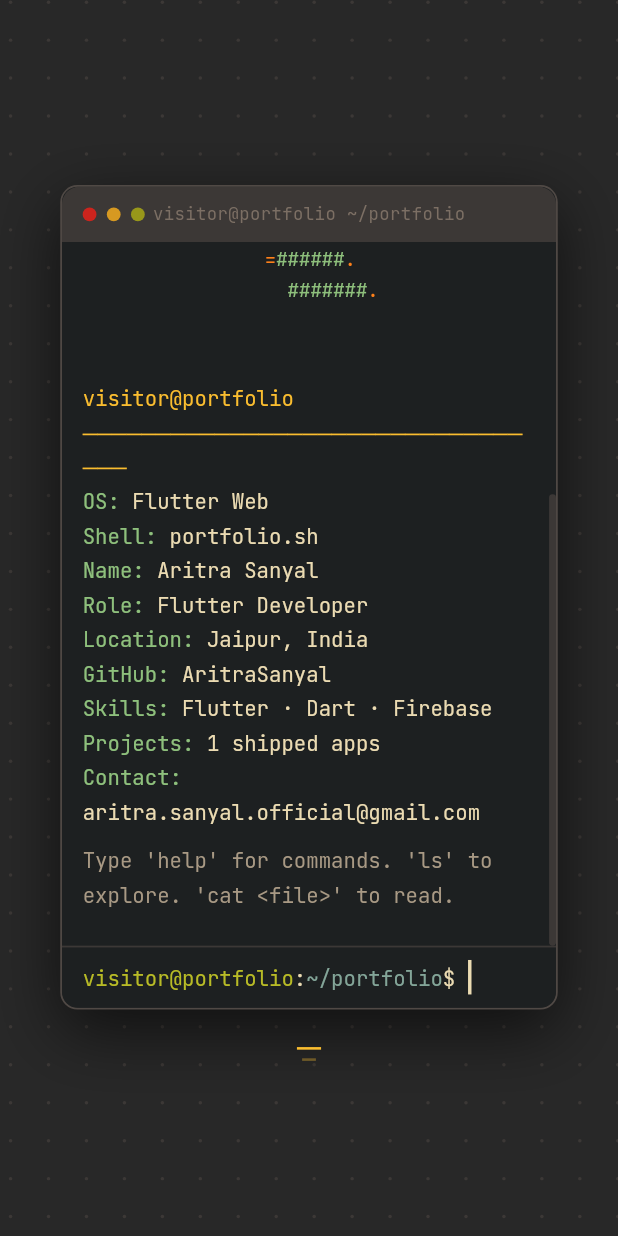
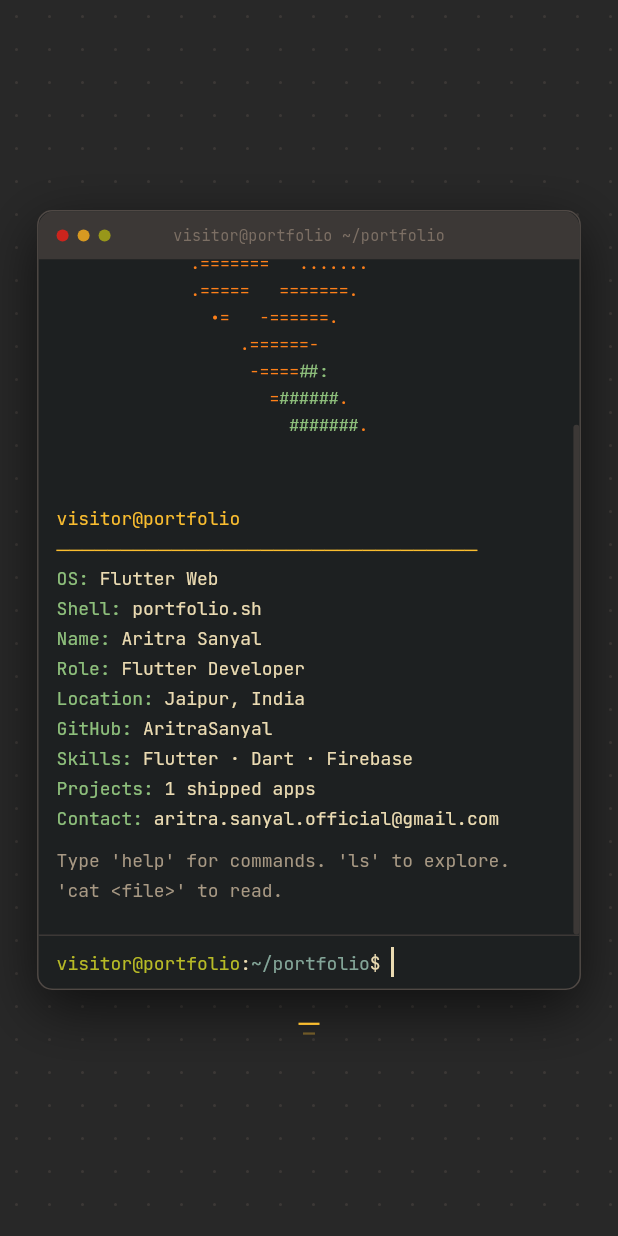
Before and after one commit to AritraSanyal/portfolio, a Flutter app: the screen it shows after launch, on a phone screen of 412 x 824 dp. Run offline on Flutter 3.47's test engine with Material 3 defaults, Android fonts, the phone set to English and light mode, and no system bars; our stand-ins replace google_fonts, web.

Commit message:
fixed alignment

```diff
--- a/lib/config/constants.dart
+++ b/lib/config/constants.dart
@@ -2,10 +2,10 @@ class TerminalConstants {
   TerminalConstants._();
 
   // Terminal dimensions
-  static const double terminalMaxWidth = 700;
-  static const double terminalMaxHeight = 620;
-  static const double terminalWidthRatio = 0.70;
-  static const double terminalHeightRatio = 0.58;
+  static const double terminalMaxWidth = 640;
+  static const double terminalMaxHeight = 520;
+  static const double terminalWidthRatio = 0.88;
+  static const double terminalHeightRatio = 0.80;
   static const double terminalMinWidth = 260;
   static const double terminalMinHeight = 260;
 
--- a/lib/config/text_styles.dart
+++ b/lib/config/text_styles.dart
@@ -40,16 +40,22 @@ class GruvboxText {
 
   static TextStyle tag() => GoogleFonts.jetBrainsMono(
         color: GruvboxColors.yellow,
-        fontSize: 10,
-        letterSpacing: 0.2,
+        fontSize: 11,
+        letterSpacing: 0.18,
         height: 1.65,
       );
 
   static TextStyle infoLabel() => GoogleFonts.jetBrainsMono(
         color: GruvboxColors.muted,
         fontSize: 10,
-        letterSpacing: 0.14,
+        letterSpacing: 0.18,
         height: 1.65,
+      );
+
+  static TextStyle description({double size = 12}) => GoogleFonts.jetBrainsMono(
+        color: GruvboxColors.faded,
+        fontSize: size,
+        height: 1.75,
       );
 
   static TextStyle infoValue({double? size}) => GoogleFonts.jetBrainsMono(
--- a/lib/features/portfolio/contact_card.dart
+++ b/lib/features/portfolio/contact_card.dart
@@ -20,8 +20,8 @@ class ContactCard extends StatelessWidget {
     return GestureDetector(
       onTap: url != null ? () => _launchUrl(url!) : null,
       child: Container(
-        constraints: const BoxConstraints(minWidth: 190),
-        padding: const EdgeInsets.all(14),
+        padding:
+            const EdgeInsets.only(top: 16, bottom: 16, left: 18, right: 18),
         decoration: BoxDecoration(
           color: GruvboxColors.bg,
           border: Border.all(color: GruvboxColors.overlay),
@@ -35,7 +35,9 @@ class ContactCard extends StatelessWidget {
             const SizedBox(height: 4),
             Text(
               value,
-              style: url != null ? GruvboxText.link() : GruvboxText.infoValue(),
+              style: url != null
+                  ? GruvboxText.link(size: 13)
+                  : GruvboxText.infoValue(size: 13),
             ),
           ],
         ),
--- a/lib/features/portfolio/portfolio_section.dart
+++ b/lib/features/portfolio/portfolio_section.dart
@@ -28,7 +28,7 @@ class PortfolioSection extends StatelessWidget {
             padding: _responsivePadding(context),
             child: Center(
               child: ConstrainedBox(
-                constraints: const BoxConstraints(maxWidth: 860),
+                constraints: const BoxConstraints(maxWidth: 960),
                 child: Column(
                   crossAxisAlignment: CrossAxisAlignment.start,
                   children: [
@@ -49,7 +49,7 @@ class PortfolioSection extends StatelessWidget {
     final width = MediaQuery.of(context).size.width;
     final t = ((width - 320) / (1200 - 320)).clamp(0.0, 1.0);
     final vertical = lerpDouble(36, 64, t)!;
-    final horizontal = lerpDouble(20, 60, t)!;
+    final horizontal = lerpDouble(20, 64, t)!;
     return EdgeInsets.symmetric(vertical: vertical, horizontal: horizontal);
   }
 }
--- a/lib/features/portfolio/project_card.dart
+++ b/lib/features/portfolio/project_card.dart
@@ -19,8 +19,7 @@ class ProjectCard extends StatelessWidget {
   @override
   Widget build(BuildContext context) {
     return Container(
-      constraints: const BoxConstraints(minWidth: 240),
-      padding: const EdgeInsets.all(18),
+      padding: const EdgeInsets.only(top: 22, bottom: 22, left: 24, right: 24),
       decoration: BoxDecoration(
         color: GruvboxColors.bg,
         border: Border.all(color: GruvboxColors.overlay),
@@ -36,18 +35,18 @@ class ProjectCard extends StatelessWidget {
               Expanded(
                 child: Text(
                   name,
-                  style: GruvboxText.body(color: GruvboxColors.yellow, size: 12)
+                  style: GruvboxText.body(color: GruvboxColors.yellow, size: 14)
                       .copyWith(fontWeight: FontWeight.bold),
                 ),
               ),
-              Text(date, style: GruvboxText.surface()),
+              Text(date, style: GruvboxText.surface(size: 11)),
             ],
           ),
           const SizedBox(height: 10),
-          Text(desc, style: GruvboxText.faded()),
+          Text(desc, style: GruvboxText.description()),
           const SizedBox(height: 10),
           Text(stack,
-              style: GruvboxText.body(color: GruvboxColors.cyan, size: 10)),
+              style: GruvboxText.body(color: GruvboxColors.cyan, size: 11)),
         ],
       ),
     );
--- a/lib/features/portfolio/skill_card.dart
+++ b/lib/features/portfolio/skill_card.dart
@@ -18,7 +18,7 @@ class SkillCard extends StatelessWidget {
   Widget build(BuildContext context) {
     return Container(
       width: 150,
-      padding: const EdgeInsets.all(12),
+      padding: const EdgeInsets.only(top: 14, bottom: 14, left: 16, right: 16),
       decoration: BoxDecoration(
         color: GruvboxColors.bg,
         border: Border.all(color: GruvboxColors.overlay),
@@ -30,7 +30,7 @@ class SkillCard extends StatelessWidget {
         children: [
           Text(
             name,
-            style: GruvboxText.body(color: GruvboxColors.cyan, size: 11),
+            style: GruvboxText.body(color: GruvboxColors.cyan, size: 12),
           ),
           const SizedBox(height: 8),
           ClipRRect(
@@ -58,7 +58,7 @@ class SkillCard extends StatelessWidget {
           const SizedBox(height: 4),
           Text(
             '$percent%',
-            style: GruvboxText.muted(size: 9),
+            style: GruvboxText.muted(size: 10),
           ),
         ],
       ),
--- a/lib/features/terminal/terminal_page.dart
+++ b/lib/features/terminal/terminal_page.dart
@@ -113,13 +113,7 @@ class _TerminalPageState extends State<TerminalPage>
       value: _controller,
       child: Scaffold(
         backgroundColor: GruvboxColors.bg,
-        body: LayoutBuilder(
-          builder: (context, constraints) {
-            final scale = constraints.maxWidth > 400 ? 1.15 : 1.0;
-            return Transform.scale(
-              scale: scale,
-              alignment: Alignment.center,
-              child: SingleChildScrollView(
+        body: SingleChildScrollView(
           controller: _scrollController,
           child: Column(
             children: [
@@ -131,9 +125,6 @@ class _TerminalPageState extends State<TerminalPage>
               _buildFooter(context),
             ],
           ),
-              ),
-            );
-          },
         ),
       ),
     );
@@ -237,12 +228,13 @@ class _TerminalPageState extends State<TerminalPage>
         children: [
           Text(
             'Aritra Sanyal',
-            style: GruvboxText.sectionTitle(context),
+            style: GruvboxText.body(color: GruvboxColors.body, size: 32)
+                .copyWith(fontWeight: FontWeight.bold),
           ),
-          const SizedBox(height: 4),
+          const SizedBox(height: 6),
           Text(
             'Flutter Developer · E-Cell President · Ships things that work.',
-            style: GruvboxText.muted(size: 12),
+            style: GruvboxText.muted(size: 13),
           ),
           const SizedBox(height: 22),
           const Divider(height: 1, color: GruvboxColors.overlay),
@@ -260,10 +252,11 @@ class _TerminalPageState extends State<TerminalPage>
               }
               return Row(
                 crossAxisAlignment: CrossAxisAlignment.start,
+                mainAxisSize: MainAxisSize.min,
                 children: [
-                  Expanded(child: _buildAboutLeft()),
-                  const SizedBox(width: 40),
-                  Expanded(child: _buildAboutRight()),
+                  Flexible(child: _buildAboutLeft()),
+                  const SizedBox(width: 48),
+                  Flexible(child: _buildAboutRight()),
                 ],
               );
             },
@@ -325,7 +318,8 @@ class _TerminalPageState extends State<TerminalPage>
     return Column(
       crossAxisAlignment: CrossAxisAlignment.start,
       children: [
-        Text('[ $label ]', style: GruvboxText.infoLabel()),
+        Text(label,
+            style: GruvboxText.infoLabel().copyWith(letterSpacing: 0.18)),
         const SizedBox(height: 6),
         ...List.generate(lines.length, (i) {
           final isLink = links != null && links[i] != null;
@@ -364,7 +358,7 @@ class _TerminalPageState extends State<TerminalPage>
         children: [
           Text(
             'Technical Stack',
-            style: GruvboxText.body(color: GruvboxColors.body, size: 18)
+            style: GruvboxText.body(color: GruvboxColors.body, size: 20)
                 .copyWith(fontWeight: FontWeight.bold),
           ),
           const SizedBox(height: 16),
@@ -405,13 +399,14 @@ class _TerminalPageState extends State<TerminalPage>
         children: [
           Text(
             'Shipped Work',
-            style: GruvboxText.body(color: GruvboxColors.body, size: 18)
+            style: GruvboxText.body(color: GruvboxColors.body, size: 20)
                 .copyWith(fontWeight: FontWeight.bold),
           ),
           const SizedBox(height: 16),
-          const Wrap(
-            spacing: 12,
-            runSpacing: 12,
+          LayoutBuilder(
+            builder: (context, constraints) {
+              if (constraints.maxWidth < 600) {
+                return const Column(
                   children: [
                     ProjectCard(
                       name: 'Advertisement Generation App',
@@ -420,6 +415,7 @@ class _TerminalPageState extends State<TerminalPage>
                           'Flutter + Gemini AI generating personalized ad copy from text prompts. 92% code reuse across Android & iOS, cut dev time by 40%.',
                       stack: 'Flutter · Dart · Gemini API · Firebase',
                     ),
+                    SizedBox(height: 12),
                     ProjectCard(
                       name: 'Mesure — Health App',
                       date: 'Jan 2025',
@@ -428,6 +424,33 @@ class _TerminalPageState extends State<TerminalPage>
                       stack: 'Flutter · Dart · Firebase · Signal Processing',
                     ),
                   ],
+                );
+              }
+              return const Row(
+                crossAxisAlignment: CrossAxisAlignment.start,
+                children: [
+                  Expanded(
+                    child: ProjectCard(
+                      name: 'Advertisement Generation App',
+                      date: 'Aug 2024',
+                      desc:
+                          'Flutter + Gemini AI generating personalized ad copy from text prompts. 92% code reuse across Android & iOS, cut dev time by 40%.',
+                      stack: 'Flutter · Dart · Firebase API · Firebase',
+                    ),
+                  ),
+                  SizedBox(width: 12),
+                  Expanded(
+                    child: ProjectCard(
+                      name: 'Mesure — Health App',
+                      date: 'Jan 2025',
+                      desc:
+                          'Camera-based PPG tracking HR & SpO2 in real-time. Animated dashboard, PDF reports, mood logging, medication reminders. 15%+ accuracy improvement.',
+                      stack: 'Flutter · Dart · Firebase · Signal Processing',
+                    ),
+                  ),
+                ],
+              );
+            },
           ),
         ],
       ),
@@ -442,38 +465,94 @@ class _TerminalPageState extends State<TerminalPage>
         children: [
           Text(
             'Get In Touch',
-            style: GruvboxText.body(color: GruvboxColors.body, size: 18)
+            style: GruvboxText.body(color: GruvboxColors.body, size: 20)
                 .copyWith(fontWeight: FontWeight.bold),
           ),
           const SizedBox(height: 6),
           Text(
             'Open to Flutter roles, freelance, and interesting problems.',
-            style: GruvboxText.muted(size: 12),
+            style: GruvboxText.muted(size: 13),
           ),
           const SizedBox(height: 16),
-          const Wrap(
-            spacing: 10,
-            runSpacing: 10,
+          LayoutBuilder(
+            builder: (context, constraints) {
+              if (constraints.maxWidth < 600) {
+                return const Column(
                   children: [
-              ContactCard(
+                    Row(
+                      children: [
+                        Expanded(
+                          child: ContactCard(
                             label: 'EMAIL',
                             value: 'aritra.sanyal.official@gmail.com',
                             url: 'mailto:aritra.sanyal.official@gmail.com',
                           ),
-              ContactCard(
+                        ),
+                        SizedBox(width: 10),
+                        Expanded(
+                          child: ContactCard(
                             label: 'PHONE',
                             value: '+91 7980769212',
                           ),
-              ContactCard(
+                        ),
+                      ],
+                    ),
+                    SizedBox(height: 10),
+                    Row(
+                      children: [
+                        Expanded(
+                          child: ContactCard(
                             label: 'GITHUB',
                             value: 'github.com/AritraSanyal',
                             url: 'https://github.com/AritraSanyal',
                           ),
-              ContactCard(
+                        ),
+                        SizedBox(width: 10),
+                        Expanded(
+                          child: ContactCard(
                             label: 'LOCATION',
                             value: 'Jaipur, Rajasthan, India',
                           ),
+                        ),
                       ],
+                    ),
+                  ],
+                );
+              }
+              return const Row(
+                children: [
+                  Expanded(
+                    child: ContactCard(
+                      label: 'EMAIL',
+                      value: 'aritra.sanyal.official@gmail.com',
+                      url: 'mailto:aritra.sanyal.official@gmail.com',
+                    ),
+                  ),
+                  SizedBox(width: 10),
+                  Expanded(
+                    child: ContactCard(
+                      label: 'PHONE',
+                      value: '+91 7980769212',
+                    ),
+                  ),
+                  SizedBox(width: 10),
+                  Expanded(
+                    child: ContactCard(
+                      label: 'GITHUB',
+                      value: 'github.com/AritraSanyal',
+                      url: 'https://github.com/AritraSanyal',
+                    ),
+                  ),
+                  SizedBox(width: 10),
+                  Expanded(
+                    child: ContactCard(
+                      label: 'LOCATION',
+                      value: 'Jaipur, Rajasthan, India',
+                    ),
+                  ),
+                ],
+              );
+            },
           ),
         ],
       ),
@@ -482,13 +561,12 @@ class _TerminalPageState extends State<TerminalPage>
 
   Widget _buildFooter(BuildContext context) {
     final width = MediaQuery.of(context).size.width;
-    final t = ((width - 320) / (1200 - 320)).clamp(0.0, 1.0);
-    final horizontalPad = width < 600 ? 20.0 : t * 40 + 20;
+    final horizontalPad = width < 600 ? 20.0 : 64.0;
 
     return Container(
       padding: EdgeInsets.symmetric(
         horizontal: horizontalPad,
-        vertical: 18,
+        vertical: 20,
       ),
       decoration: const BoxDecoration(
         color: GruvboxColors.bgHard,
@@ -504,11 +582,11 @@ class _TerminalPageState extends State<TerminalPage>
         children: [
           Text(
             'Aritra Sanyal · portfolio.sh',
-            style: GruvboxText.footerLeft(),
+            style: GruvboxText.surface(size: 12),
           ),
           Text(
             '© 2026 · Built with Flutter Web',
-            style: GruvboxText.footerRight(),
+            style: GruvboxText.body(color: GruvboxColors.overlay, size: 11),
           ),
         ],
       ),
```
Lines whose indentation alone changed are shown as unchanged.
